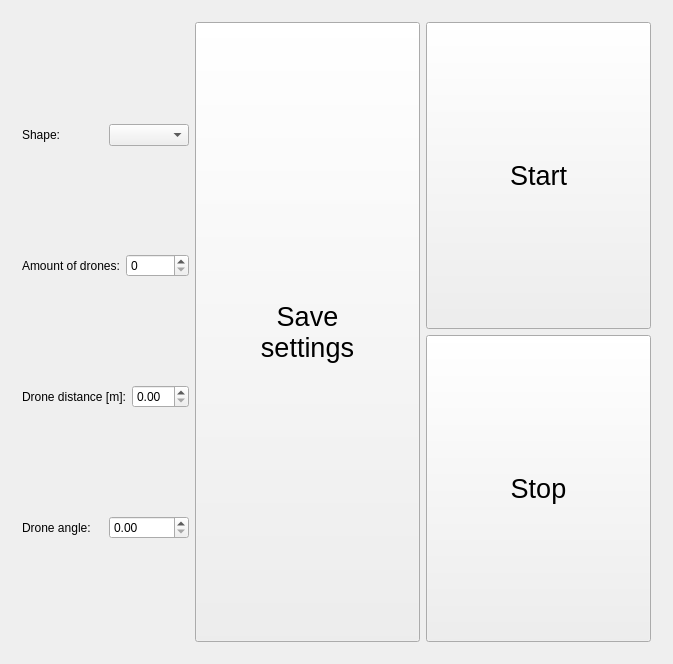
jlrandulfe/drone-swarm, file catkin_ws/src/supervisor/src/View/mainwindow.ui: the form before one commit.
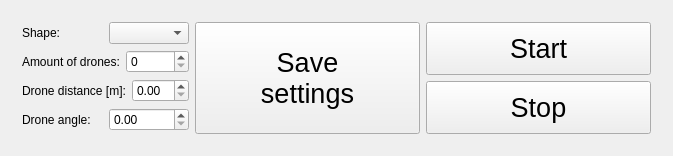
The form after the commit.

Commit message: Fix default window size of GUI

```diff
--- a/catkin_ws/src/supervisor/src/View/mainwindow.ui
+++ b/catkin_ws/src/supervisor/src/View/mainwindow.ui
@@ -7,7 +7,7 @@
     <x>0</x>
     <y>0</y>
     <width>673</width>
-    <height>664</height>
+    <height>156</height>
    </rect>
   </property>
   <property name="sizePolicy">
```
